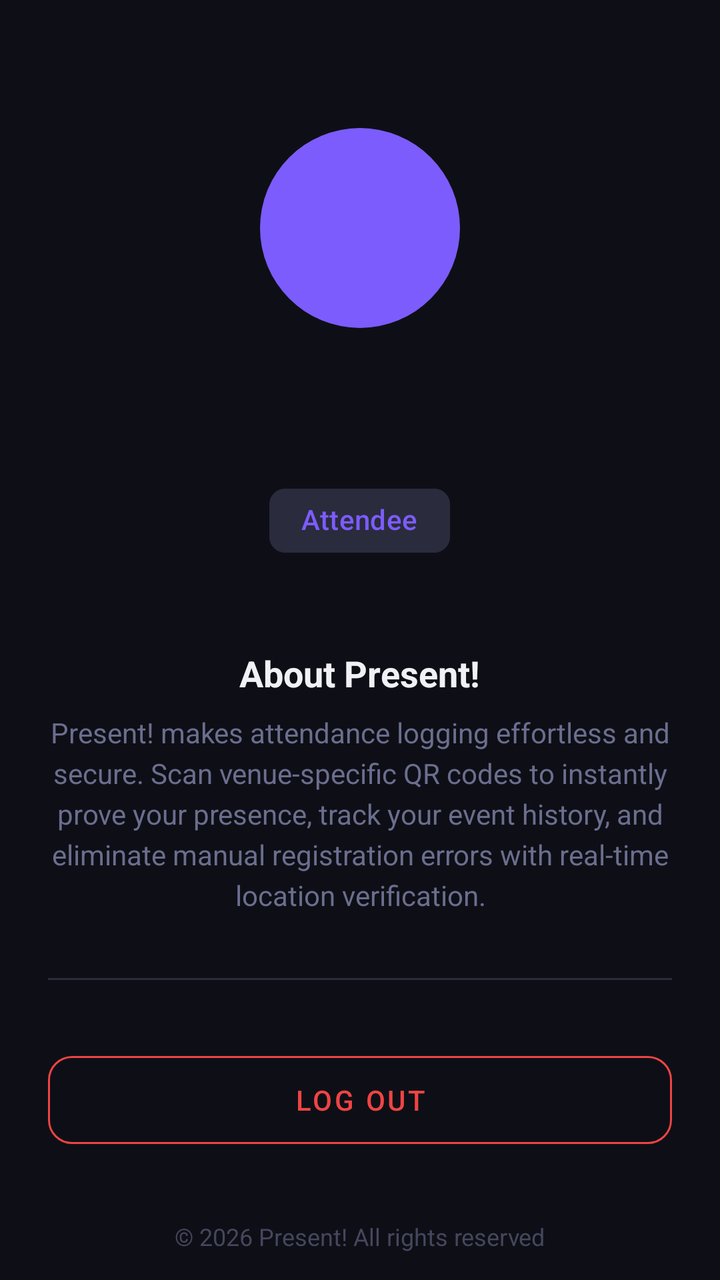
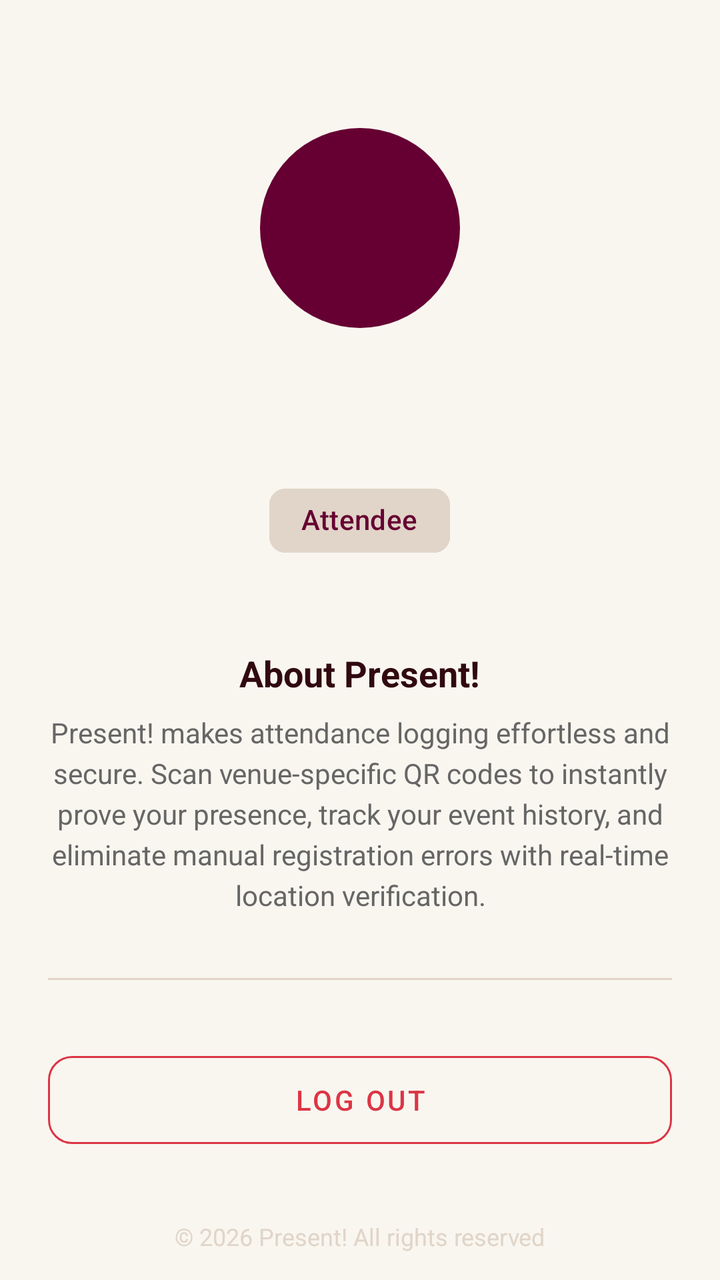

Screens rendered from an Android XML layout before and after an edit, with the pre-edit source and the edit as a unified diff.
<!-- AndroidManifest.xml: application theme Theme.Present -->
<!-- res/layout/fragment_user_profile.xml -->
<?xml version="1.0" encoding="utf-8"?>
<androidx.core.widget.NestedScrollView xmlns:android="http://schemas.android.com/apk/res/android"
    xmlns:app="http://schemas.android.com/apk/res-auto"
    android:layout_width="match_parent"
    android:layout_height="match_parent"
    android:fillViewport="true"
    android:background="#0E0F16">

    <LinearLayout
        android:layout_width="match_parent"
        android:layout_height="wrap_content"
        android:gravity="center_horizontal"
        android:orientation="vertical"
        android:padding="24dp">

        
        <FrameLayout
            android:layout_width="100dp"
            android:layout_height="100dp"
            android:layout_marginTop="40dp"
            android:background="@drawable/circle_bg_primary">
            <TextView
                android:id="@+id/tvAvatarInitial"
                android:layout_width="wrap_content"
                android:layout_height="wrap_content"
                android:layout_gravity="center"
                android:textColor="#FFFFFF"
                android:textSize="40sp"
                android:textStyle="bold" />
        </FrameLayout>

        <TextView
            android:id="@+id/tvProfileName"
            android:layout_width="wrap_content"
            android:layout_height="wrap_content"
            android:layout_marginTop="16dp"
            android:textColor="#F0F0F5"
            android:textSize="22sp"
            android:textStyle="bold" />

        <TextView
            android:id="@+id/tvProfileEmail"
            android:layout_width="wrap_content"
            android:layout_height="wrap_content"
            android:textColor="#6B6E8E"
            android:textSize="14sp" />

        <com.google.android.material.chip.Chip
            android:layout_width="wrap_content"
            android:layout_height="wrap_content"
            android:layout_marginTop="8dp"
            android:text="Attendee"
            app:chipBackgroundColor="#2A2B3D"
            android:textColor="#7C5CFC" />

        
        <TextView
            android:layout_width="wrap_content"
            android:layout_height="wrap_content"
            android:layout_marginTop="40dp"
            android:text="About Present!"
            android:textColor="#F0F0F5"
            android:textSize="18sp"
            android:textStyle="bold" />

        <TextView
            android:layout_width="match_parent"
            android:layout_height="wrap_content"
            android:layout_marginTop="8dp"
            android:gravity="center"
            android:lineSpacingExtra="4dp"
            android:text="Present! makes attendance logging effortless and secure. Scan venue-specific QR codes to instantly prove your presence, track your event history, and eliminate manual registration errors with real-time location verification."
            android:textColor="#6B6E8E"
            android:textSize="14sp" />

        <View
            android:layout_width="match_parent"
            android:layout_height="1dp"
            android:layout_marginVertical="32dp"
            android:background="#2A2B3D" />

        
        <com.google.android.material.button.MaterialButton
            android:id="@+id/btnLogout"
            style="@style/Widget.MaterialComponents.Button.OutlinedButton"
            android:layout_width="match_parent"
            android:layout_height="56dp"
            android:text="Log Out"
            app:strokeColor="#EF4444"
            android:textColor="#EF4444"
            app:cornerRadius="12dp" />

        
        <TextView
            android:layout_width="wrap_content"
            android:layout_height="wrap_content"
            android:layout_marginTop="32dp"
            android:layout_marginBottom="16dp"
            android:text="© 2026 Present! All rights reserved"
            android:textColor="#45475E"
            android:textSize="12sp" />

    </LinearLayout>
</androidx.core.widget.NestedScrollView>
<!-- resources referenced by this layout -->
<resources>
  <!-- drawable circle_bg_primary (drawable) -->
  <?xml version="1.0" encoding="utf-8"?>
  <shape xmlns:android="http://schemas.android.com/apk/res/android" android:shape="oval">
      <solid android:color="#7C5CFC" />
  </shape>
  <style name="Theme.Present" parent="Theme.Material3.Dark.NoActionBar">
          
          <item name="colorPrimary">@color/colorPrimary</item>
          <item name="colorOnPrimary">@android:color/white</item>
          <item name="colorSecondary">@color/colorSecondary</item>
          <item name="colorOnSecondary">@android:color/white</item>
          <item name="colorError">@color/colorError</item>
  
          
          <item name="android:windowBackground">@color/colorBackground</item>
          <item name="colorSurface">@color/colorSurface</item>
          <item name="colorOnSurface">@color/colorOnSurface</item>
          <item name="colorOutline">@color/colorBorder</item>
  
          
          <item name="materialButtonStyle">@style/Widget.Material3.Button</item>
          <item name="textInputStyle">@style/Widget.Material3.TextInputLayout.OutlinedBox</item>
          <item name="bottomNavigationStyle">@style/Widget.Material3.BottomNavigationView</item>
      </style>
  <color name="colorPrimary">#7C5CFC</color>
  <color name="colorSecondary">#22C55E</color>
  <color name="colorError">#EF4444</color>
  <color name="colorBackground">#0E0F16</color>
  <color name="colorSurface">#161720</color>
  <color name="colorOnSurface">#F0F0F5</color>
  <color name="colorBorder">#2A2B3D</color>
</resources>

<!-- the commit's change to res/layout/fragment_user_profile.xml (unified diff, before → after) -->
@@ -4,7 +4,7 @@
     android:layout_width="match_parent"
     android:layout_height="match_parent"
     android:fillViewport="true"
-    android:background="#0E0F16">
+    android:background="@color/colorBackground">
 
     <LinearLayout
         android:layout_width="match_parent"
@@ -24,7 +24,7 @@
                 android:layout_width="wrap_content"
                 android:layout_height="wrap_content"
                 android:layout_gravity="center"
-                android:textColor="#FFFFFF"
+                android:textColor="@color/white"
                 android:textSize="40sp"
                 android:textStyle="bold" />
         </FrameLayout>
@@ -34,7 +34,7 @@
             android:layout_width="wrap_content"
             android:layout_height="wrap_content"
             android:layout_marginTop="16dp"
-            android:textColor="#F0F0F5"
+            android:textColor="@color/colorOnSurface"
             android:textSize="22sp"
             android:textStyle="bold" />
 
@@ -42,7 +42,7 @@
             android:id="@+id/tvProfileEmail"
             android:layout_width="wrap_content"
             android:layout_height="wrap_content"
-            android:textColor="#6B6E8E"
+            android:textColor="@color/colorMuted"
             android:textSize="14sp" />
 
         <com.google.android.material.chip.Chip
@@ -50,8 +50,8 @@
             android:layout_height="wrap_content"
             android:layout_marginTop="8dp"
             android:text="Attendee"
-            app:chipBackgroundColor="#2A2B3D"
-            android:textColor="#7C5CFC" />
+            app:chipBackgroundColor="@color/colorBorder"
+            android:textColor="@color/colorPrimary" />
 
         
         <TextView
@@ -59,7 +59,7 @@
             android:layout_height="wrap_content"
             android:layout_marginTop="40dp"
             android:text="About Present!"
-            android:textColor="#F0F0F5"
+            android:textColor="@color/colorOnSurface"
             android:textSize="18sp"
             android:textStyle="bold" />
 
@@ -70,14 +70,14 @@
             android:gravity="center"
             android:lineSpacingExtra="4dp"
             android:text="Present! makes attendance logging effortless and secure. Scan venue-specific QR codes to instantly prove your presence, track your event history, and eliminate manual registration errors with real-time location verification."
-            android:textColor="#6B6E8E"
+            android:textColor="@color/colorMuted"
             android:textSize="14sp" />
 
         <View
             android:layout_width="match_parent"
             android:layout_height="1dp"
             android:layout_marginVertical="32dp"
-            android:background="#2A2B3D" />
+            android:background="@color/colorBorder" />
 
         
         <com.google.android.material.button.MaterialButton
@@ -86,18 +86,17 @@
             android:layout_width="match_parent"
             android:layout_height="56dp"
             android:text="Log Out"
-            app:strokeColor="#EF4444"
-            android:textColor="#EF4444"
+            app:strokeColor="@color/colorError"
+            android:textColor="@color/colorError"
             app:cornerRadius="12dp" />
 
-        
         <TextView
             android:layout_width="wrap_content"
             android:layout_height="wrap_content"
             android:layout_marginTop="32dp"
             android:layout_marginBottom="16dp"
             android:text="© 2026 Present! All rights reserved"
-            android:textColor="#45475E"
+            android:textColor="@color/colorBorder"
             android:textSize="12sp" />
 
     </LinearLayout>
<!-- resource entries referenced after the edit -->
@@ -2,15 +2,16 @@
 <resources>
   <!-- drawable circle_bg_primary (drawable) -->
   <?xml version="1.0" encoding="utf-8"?>
-  <shape xmlns:android="http://schemas.android.com/apk/res/android" android:shape="oval">
-      <solid android:color="#7C5CFC" />
+  <shape xmlns:android="http://schemas.android.com/apk/res/android"
+      android:shape="oval">
+      <solid android:color="@color/colorPrimary" />
   </shape>
-  <style name="Theme.Present" parent="Theme.Material3.Dark.NoActionBar">
+  <style name="Theme.Present" parent="Theme.Material3.Light.NoActionBar">
           
           <item name="colorPrimary">@color/colorPrimary</item>
-          <item name="colorOnPrimary">@android:color/white</item>
+          <item name="colorOnPrimary">@color/white</item>
           <item name="colorSecondary">@color/colorSecondary</item>
-          <item name="colorOnSecondary">@android:color/white</item>
+          <item name="colorOnSecondary">@color/white</item>
           <item name="colorError">@color/colorError</item>
   
           
@@ -20,16 +21,30 @@
           <item name="colorOutline">@color/colorBorder</item>
   
           
+          <item name="android:statusBarColor">@color/colorPrimary</item>
+          
+          <item name="android:windowLightStatusBar">false</item>
+  
+          
           <item name="materialButtonStyle">@style/Widget.Material3.Button</item>
           <item name="textInputStyle">@style/Widget.Material3.TextInputLayout.OutlinedBox</item>
           <item name="bottomNavigationStyle">@style/Widget.Material3.BottomNavigationView</item>
+  
+          
+          <item name="android:actionBarStyle">@style/Theme.Present.ActionBar</item>
       </style>
-  <color name="colorPrimary">#7C5CFC</color>
-  <color name="colorSecondary">#22C55E</color>
-  <color name="colorError">#EF4444</color>
-  <color name="colorBackground">#0E0F16</color>
-  <color name="colorSurface">#161720</color>
-  <color name="colorOnSurface">#F0F0F5</color>
-  <color name="colorBorder">#2A2B3D</color>
+  <color name="colorPrimary">#660033</color>
+  <color name="white">#FFFFFFFF</color>
+  <color name="colorSecondary">#D4AF37</color>
+  <color name="colorError">#DC3545</color>
+  <color name="colorMuted">#666666</color>
+  <color name="colorBackground">#F9F6F0</color>
+  <color name="colorSurface">#FFFFFF</color>
+  <style name="Theme.Present.ActionBar" parent="@style/Widget.Material3.Toolbar">
+          <item name="android:background">@color/colorPrimary</item>
+          <item name="titleTextColor">@color/white</item>
+      </style>
+  <color name="colorOnSurface">#31090E</color>
+  <color name="colorBorder">#E0D5C8</color>
 </resources>
 
